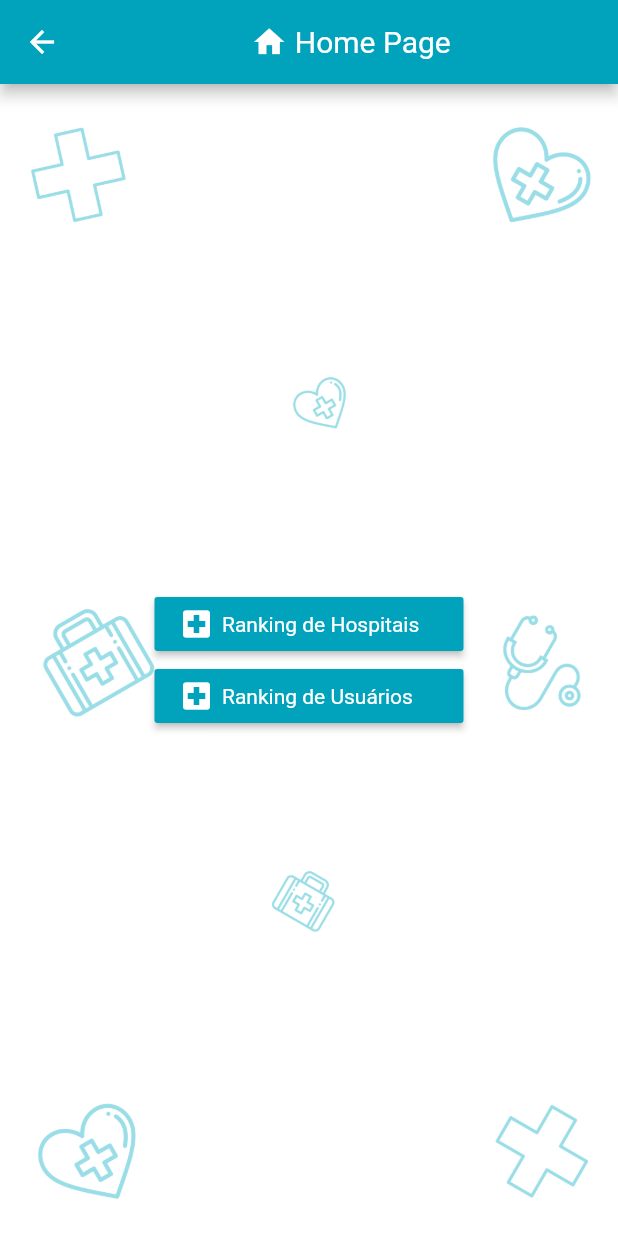
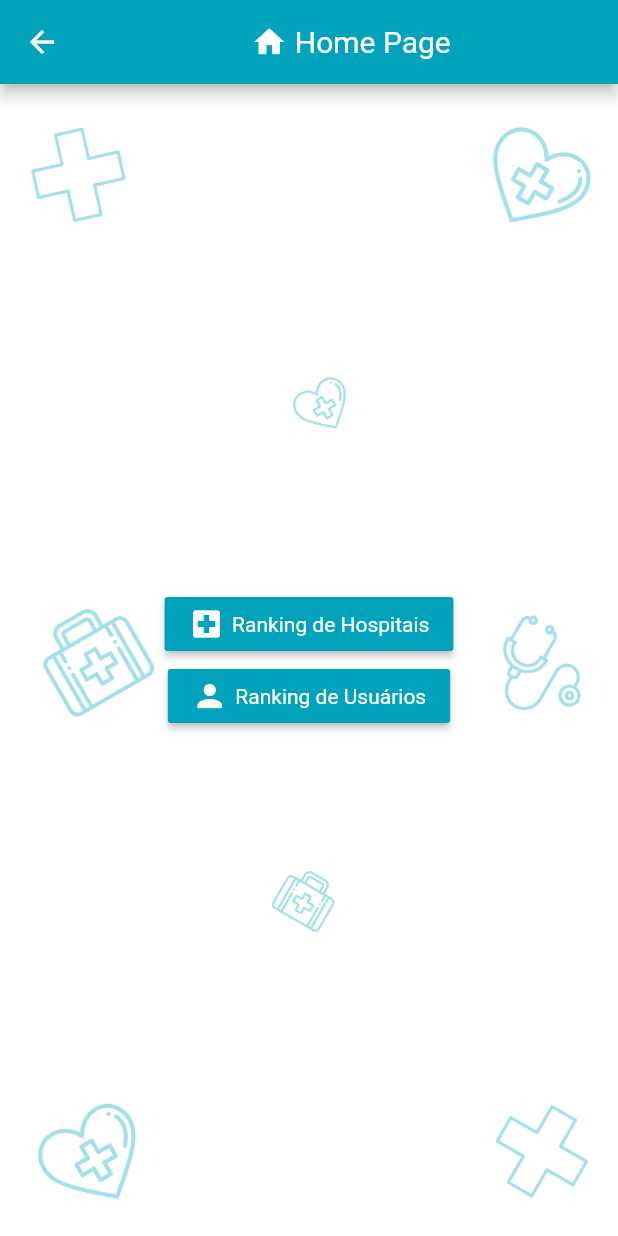
Before and after one commit to plucenio/FlutterPocs, a Flutter app: the HomePage screen opened by its route, on a phone screen of 412 x 824 dp. Run offline on Flutter 3.47's test engine with Material 2 defaults, Android fonts, the phone set to English and light mode, and no system bars; network calls fail.

Commit message:
Correções visuais e padronização de  imagem de background

```diff
--- a/poc_consumo_api_json/lib/pages/home_page.dart
+++ b/poc_consumo_api_json/lib/pages/home_page.dart
@@ -25,21 +25,14 @@ class _HomePageState extends State<HomePage> {
           Text('Home Page'),
         ],
       ),
-      body: Container(
-        decoration: BoxDecoration(
-          image: DecorationImage(
-            fit: BoxFit.cover,
-            image: AssetImage(
-              backgroundSource,
-            ),
-          ),
-        ),
-        child: Center(
+      body: Center(
         child: Row(
+          mainAxisAlignment: MainAxisAlignment.center,
           children: [
-              Expanded(child: Column()),
-              Expanded(
-                flex: 2,
+            //Expanded(child: Column()),
+            Padding(
+              padding: EdgeInsets.symmetric(
+                  horizontal: MediaQuery.of(context).size.width * 0.2),
               child: Column(
                 mainAxisAlignment: MainAxisAlignment.center,
                 children: [
@@ -62,7 +55,7 @@ class _HomePageState extends State<HomePage> {
                   RaisedButton(
                     child: Row(
                       children: [
-                          Icon(Icons.local_hospital),
+                        Icon(Icons.person),
                         SizedBox(
                           width: 5,
                         ),
@@ -78,9 +71,8 @@ class _HomePageState extends State<HomePage> {
                 ],
               ),
             ),
-              Expanded(child: Column()),
+            //Expanded(child: Column()),
           ],
-          ),
         ),
       ),
     );
--- a/poc_consumo_api_json/lib/pages/widgets/default_scaffold.dart
+++ b/poc_consumo_api_json/lib/pages/widgets/default_scaffold.dart
@@ -12,13 +12,34 @@ class DefaultScaffold extends StatelessWidget {
   }) : super(key: key);
   @override
   Widget build(BuildContext context) {
+    var splashBackground =
+        MediaQuery.of(context).size.width > MediaQuery.of(context).size.height
+            ? splashScreenFittedSource
+            : splashScreenSource;
     return Scaffold(
-      appBar: AppBar(
-        title: titleWidget,
-        backgroundColor: pacificBlueColor,
-        centerTitle: true,
-      ),
-      body: body,
+      appBar: titleWidget != null
+          ? AppBar(
+              title: titleWidget,
+              backgroundColor: pacificBlueColor,
+              centerTitle: true,
+            )
+          : AppBar(
+              backgroundColor: Colors.transparent,
+            ),
+      body: Container(
+          decoration: BoxDecoration(
+            image: DecorationImage(
+              colorFilter: new ColorFilter.mode(
+                Colors.transparent.withOpacity(0.9),
+                BlendMode.dstATop,
+              ),
+              fit: BoxFit.cover,
+              image: AssetImage(
+                splashBackground,
+              ),
+            ),
+          ),
+          child: body),
     );
   }
 }
```
Also changed, not shown: poc_consumo_api_json/lib/pages/ranking_page.dart (+2 -17 lines), poc_consumo_api_json/lib/pages/splash_page.dart (+15 -6 lines). Lines whose indentation alone changed are shown as unchanged.
